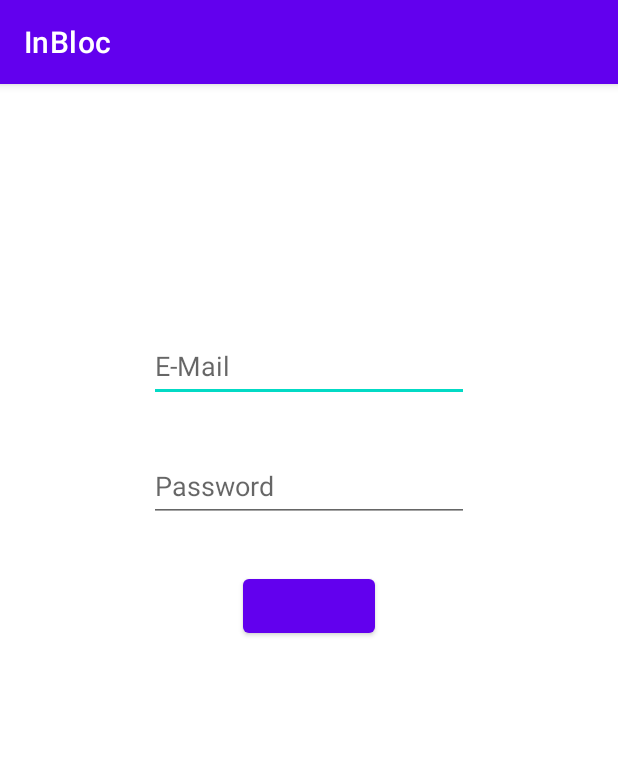
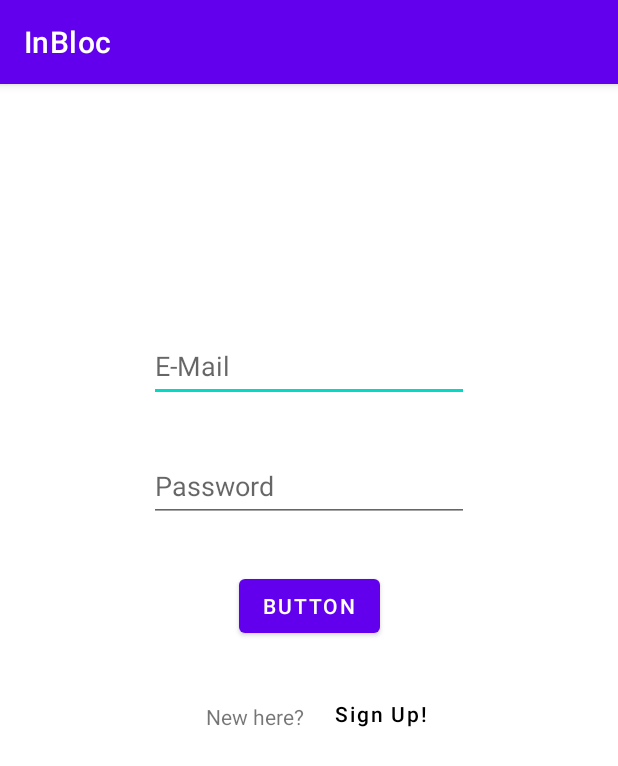
Before and after one commit to Flamtky/SWE-InBloc, an Android app: the screen it shows after launch (MainActivity), on a phone screen of 412 x 824 dp. Shown: the top 766 px of the screen. Run offline under Robolectric (Android 15) with nearby library versions, the light colour scheme and no system bars.

Commit message:
Revert "added strings to login"
This reverts commit a088934d6a3061a2d27a4d8e008bafcfd5541276.

```diff
--- a/app/src/main/res/layout/activity_main.xml
+++ b/app/src/main/res/layout/activity_main.xml
@@ -27,7 +27,7 @@
             android:layout_height="wrap_content"
             android:layout_marginTop="132dp"
             android:ems="10"
-            android:hint="@string/email"
+            android:hint="E-Mail"
             android:inputType="textEmailAddress"
             android:minHeight="48dp"
             app:layout_constraintEnd_toEndOf="parent"
@@ -40,7 +40,7 @@
             android:layout_height="wrap_content"
             android:layout_marginTop="32dp"
             android:ems="10"
-            android:hint="@string/password"
+            android:hint="Password"
             android:inputType="textPassword"
             android:minHeight="48dp"
             app:layout_constraintEnd_toEndOf="parent"
@@ -52,37 +52,30 @@
             android:layout_width="wrap_content"
             android:layout_height="wrap_content"
             android:layout_marginTop="32dp"
+            android:text="Button"
             app:layout_constraintEnd_toEndOf="parent"
             app:layout_constraintStart_toStartOf="parent"
-            app:layout_constraintTop_toBottomOf="@+id/passwordMain"
-            tools:text="@string/login_sign_in" />
+            app:layout_constraintTop_toBottomOf="@+id/passwordMain" />
 
         <TextView
-            android:id="@+id/signUpTextMain"
+            android:text="New here?"
             android:layout_width="wrap_content"
-            android:layout_height="wrap_content"
-            android:layout_marginTop="40dp"
-            app:layout_constraintEnd_toEndOf="parent"
-            app:layout_constraintHorizontal_bias="0.397"
-            app:layout_constraintStart_toStartOf="parent"
-            app:layout_constraintTop_toBottomOf="@+id/loginbuttonMain"
-            tools:text="@string/login_new_here" />
+            android:layout_height="wrap_content" android:id="@+id/signUpTextMain"
+            app:layout_constraintTop_toBottomOf="@+id/loginbuttonMain" android:layout_marginTop="40dp"
+            app:layout_constraintStart_toStartOf="parent" app:layout_constraintEnd_toEndOf="parent"
+            app:layout_constraintHorizontal_bias="0.397"/>
 
         <Button
             android:id="@+id/signUpButtonMain"
             android:layout_width="wrap_content"
             android:layout_height="wrap_content"
-            android:layout_marginTop="24dp"
             android:background="?attr/selectableItemBackgroundBorderless"
-            android:onClick="register"
-            android:shadowColor="#00EF1212"
+            android:text="Sign Up!"
             android:textAllCaps="false"
-            android:textColor="#000000"
-            app:layout_constraintEnd_toEndOf="parent"
-            app:layout_constraintHorizontal_bias="0.653"
-            app:layout_constraintStart_toStartOf="parent"
-            app:layout_constraintTop_toBottomOf="@+id/loginbuttonMain"
-            tools:text="@string/login_sign_up" />
+            android:textColor="#000000" app:layout_constraintStart_toStartOf="parent"
+            app:layout_constraintEnd_toEndOf="parent" app:layout_constraintHorizontal_bias="0.653"
+            app:layout_constraintTop_toBottomOf="@+id/loginbuttonMain" android:layout_marginTop="24dp"
+            android:onClick="register" android:shadowColor="#00EF1212"/>
 
     </androidx.constraintlayout.widget.ConstraintLayout>
 
```
